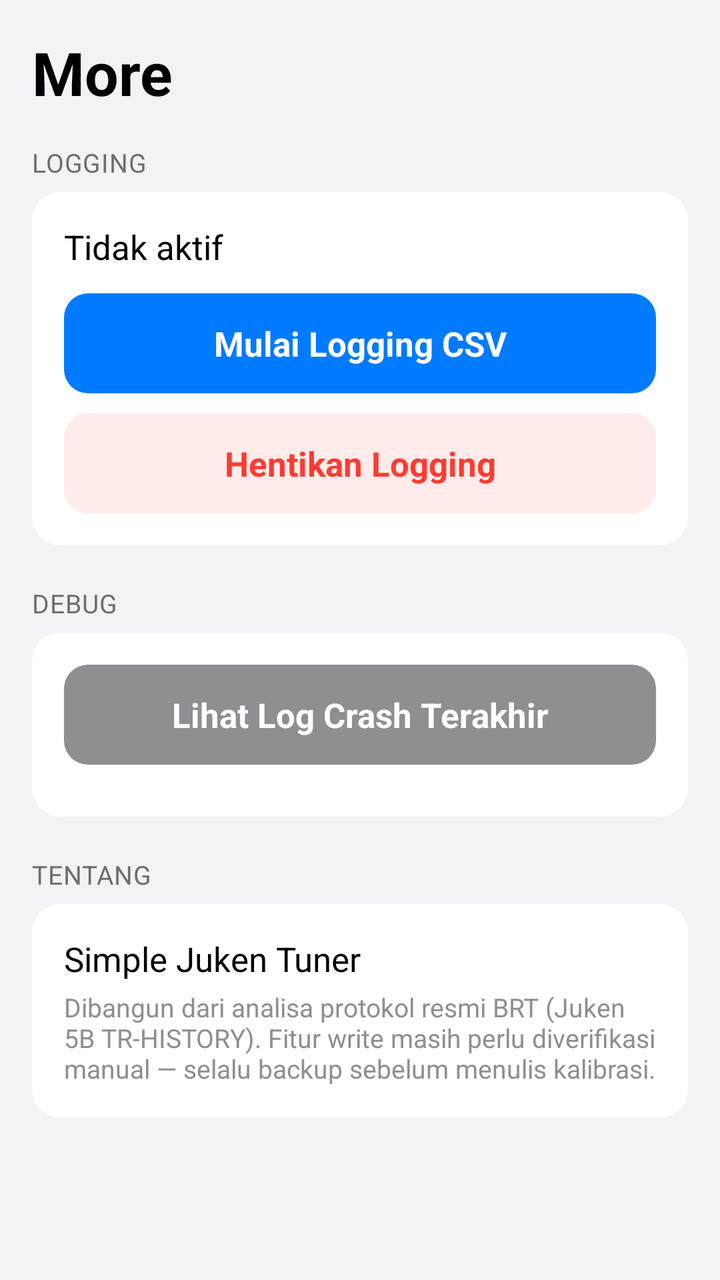
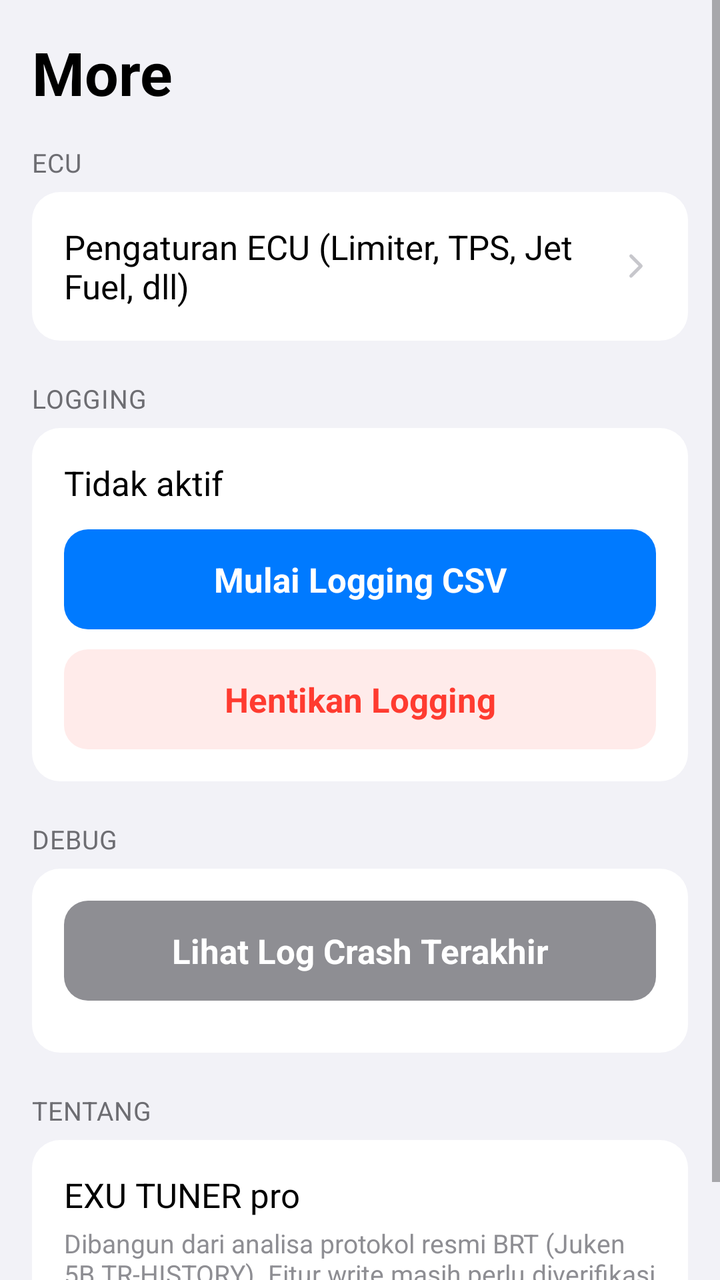

Two renders of the same Android screen: before a commit and after it. Below are the layout's source before the change and the commit's diff.
<!-- AndroidManifest.xml: application theme Theme.SimpleJukenTuner -->
<!-- res/layout/fragment_more.xml -->
<?xml version="1.0" encoding="utf-8"?>
<ScrollView xmlns:android="http://schemas.android.com/apk/res/android"
    android:layout_width="match_parent"
    android:layout_height="match_parent"
    android:background="@color/ios_background">

    <LinearLayout
        android:orientation="vertical"
        android:layout_width="match_parent"
        android:layout_height="wrap_content"
        android:padding="16dp">

        <TextView style="@style/IosLargeTitle" android:text="More" android:paddingBottom="16dp" />

        <TextView style="@style/IosSectionHeader" android:text="Logging" android:paddingBottom="6dp" />
        <LinearLayout
            android:layout_width="match_parent"
            android:layout_height="wrap_content"
            android:orientation="vertical"
            android:background="@drawable/bg_ios_card"
            android:padding="16dp"
            android:layout_marginBottom="20dp">

            <TextView android:id="@+id/loggingStatus" style="@style/IosRowTitle" android:text="Tidak aktif" android:paddingBottom="12dp" />
            <Button android:id="@+id/startLogButton" style="@style/IosButtonPrimary" android:text="Mulai Logging CSV" android:layout_marginBottom="10dp" />
            <Button android:id="@+id/stopLogButton" style="@style/IosButtonDestructive" android:text="Hentikan Logging" />
        </LinearLayout>

        <TextView style="@style/IosSectionHeader" android:text="Debug" android:paddingBottom="6dp" />
        <LinearLayout
            android:layout_width="match_parent"
            android:layout_height="wrap_content"
            android:orientation="vertical"
            android:background="@drawable/bg_ios_card"
            android:padding="16dp"
            android:layout_marginBottom="20dp">

            <Button android:id="@+id/viewCrashLogButton" style="@style/IosButtonPrimary" android:backgroundTint="#8E8E93" android:text="Lihat Log Crash Terakhir" android:layout_marginBottom="10dp" />
            <TextView
                android:id="@+id/crashLogText"
                android:layout_width="match_parent"
                android:layout_height="wrap_content"
                android:visibility="gone"
                android:fontFamily="monospace"
                android:textSize="10sp"
                android:textIsSelectable="true"
                android:textColor="#3A3A3C"
                android:background="@drawable/bg_ios_inset"
                android:padding="10dp"
                android:layout_marginTop="8dp" />
            <Button android:id="@+id/clearCrashLogButton" style="@style/IosButtonDestructive" android:text="Hapus Log Crash" android:layout_marginTop="10dp" android:visibility="gone" />
        </LinearLayout>

        <TextView style="@style/IosSectionHeader" android:text="Tentang" android:paddingBottom="6dp" />
        <LinearLayout
            android:layout_width="match_parent"
            android:layout_height="wrap_content"
            android:orientation="vertical"
            android:background="@drawable/bg_ios_card"
            android:padding="16dp">

            <TextView style="@style/IosRowTitle" android:text="Simple Juken Tuner" android:paddingBottom="4dp" />
            <TextView style="@style/IosCaption" android:text="Dibangun dari analisa protokol resmi BRT (Juken 5B TR-HISTORY). Fitur write masih perlu diverifikasi manual — selalu backup sebelum menulis kalibrasi." />
        </LinearLayout>

    </LinearLayout>
</ScrollView>
<!-- resources referenced by this layout -->
<resources>
  <color name="ios_background">#F2F2F7</color>
  <!-- drawable bg_ios_card (drawable) -->
  <?xml version="1.0" encoding="utf-8"?>
  <shape xmlns:android="http://schemas.android.com/apk/res/android" android:shape="rectangle">
      <solid android:color="@color/ios_card" />
      <corners android:radius="14dp" />
  </shape>
  <!-- drawable bg_ios_inset (drawable) -->
  <?xml version="1.0" encoding="utf-8"?>
  <shape xmlns:android="http://schemas.android.com/apk/res/android" android:shape="rectangle">
      <solid android:color="#F9F9FB" />
      <corners android:radius="10dp" />
      <stroke android:width="1dp" android:color="@color/ios_separator" />
  </shape>
  <style name="IosCaption">
          <item name="android:layout_width">wrap_content</item>
          <item name="android:layout_height">wrap_content</item>
          <item name="android:textSize">13sp</item>
          <item name="android:textColor">@color/ios_label_secondary</item>
      </style>
  <style name="IosLargeTitle">
          <item name="android:layout_width">wrap_content</item>
          <item name="android:layout_height">wrap_content</item>
          <item name="android:textSize">30sp</item>
          <item name="android:textStyle">bold</item>
          <item name="android:textColor">@color/ios_label</item>
      </style>
  <style name="IosRowTitle">
          <item name="android:layout_width">wrap_content</item>
          <item name="android:layout_height">wrap_content</item>
          <item name="android:textSize">17sp</item>
          <item name="android:textColor">@color/ios_label</item>
      </style>
  <style name="IosSectionHeader">
          <item name="android:layout_width">wrap_content</item>
          <item name="android:layout_height">wrap_content</item>
          <item name="android:textSize">13sp</item>
          <item name="android:textAllCaps">true</item>
          <item name="android:textColor">@color/ios_grouped_header</item>
          <item name="android:letterSpacing">0.02</item>
      </style>
  <style name="Theme.SimpleJukenTuner" parent="Theme.MaterialComponents.Light.NoActionBar">
          <item name="android:windowBackground">@color/ios_background</item>
          <item name="android:statusBarColor">@color/ios_background</item>
          <item name="android:windowLightStatusBar">true</item>
          <item name="colorPrimary">@color/ios_blue</item>
          <item name="colorAccent">@color/ios_blue</item>
          <item name="android:fontFamily">sans-serif</item>
      </style>
  <color name="ios_card">#FFFFFF</color>
  <color name="ios_separator">#E5E5EA</color>
  <!-- drawable bg_ios_button_destructive (drawable) -->
  <?xml version="1.0" encoding="utf-8"?>
  <ripple xmlns:android="http://schemas.android.com/apk/res/android" android:color="#33000000">
      <item>
          <shape android:shape="rectangle">
              <solid android:color="#FFEBEA" />
              <corners android:radius="12dp" />
          </shape>
      </item>
  </ripple>
  <color name="ios_red">#FF3B30</color>
  <!-- drawable bg_ios_button_primary (drawable) -->
  <?xml version="1.0" encoding="utf-8"?>
  <ripple xmlns:android="http://schemas.android.com/apk/res/android" android:color="#33FFFFFF">
      <item>
          <shape android:shape="rectangle">
              <solid android:color="@color/ios_blue" />
              <corners android:radius="12dp" />
          </shape>
      </item>
  </ripple>
  <color name="ios_label_secondary">#8E8E93</color>
  <color name="ios_label">#000000</color>
  <color name="ios_grouped_header">#6D6D72</color>
  <color name="ios_blue">#007AFF</color>
</resources>

<!-- the commit's change to res/layout/fragment_more.xml (unified diff, before → after) -->
@@ -11,6 +11,23 @@
         android:padding="16dp">
 
         <TextView style="@style/IosLargeTitle" android:text="More" android:paddingBottom="16dp" />
+
+        <TextView style="@style/IosSectionHeader" android:text="ECU" android:paddingBottom="6dp" />
+        <LinearLayout
+            android:id="@+id/ecuSettingsRow"
+            android:layout_width="match_parent"
+            android:layout_height="wrap_content"
+            android:orientation="horizontal"
+            android:gravity="center_vertical"
+            android:background="@drawable/bg_ios_card"
+            android:padding="16dp"
+            android:layout_marginBottom="20dp"
+            android:clickable="true"
+            android:focusable="true">
+
+            <TextView android:layout_width="0dp" android:layout_weight="1" android:layout_height="wrap_content" style="@style/IosRowTitle" android:text="Pengaturan ECU (Limiter, TPS, Jet Fuel, dll)" />
+            <ImageView android:layout_width="20dp" android:layout_height="20dp" android:src="@drawable/ic_chevron_right" />
+        </LinearLayout>
 
         <TextView style="@style/IosSectionHeader" android:text="Logging" android:paddingBottom="6dp" />
         <LinearLayout
@@ -59,7 +76,7 @@
             android:background="@drawable/bg_ios_card"
             android:padding="16dp">
 
-            <TextView style="@style/IosRowTitle" android:text="Simple Juken Tuner" android:paddingBottom="4dp" />
+            <TextView style="@style/IosRowTitle" android:text="EXU TUNER pro" android:paddingBottom="4dp" />
             <TextView style="@style/IosCaption" android:text="Dibangun dari analisa protokol resmi BRT (Juken 5B TR-HISTORY). Fitur write masih perlu diverifikasi manual — selalu backup sebelum menulis kalibrasi." />
         </LinearLayout>
 
<!-- resource entries referenced after the edit -->
@@ -14,6 +14,12 @@
       <corners android:radius="10dp" />
       <stroke android:width="1dp" android:color="@color/ios_separator" />
   </shape>
+  <!-- drawable ic_chevron_right (drawable) -->
+  <vector xmlns:android="http://schemas.android.com/apk/res/android"
+      android:width="24dp" android:height="24dp" android:viewportWidth="24" android:viewportHeight="24">
+      <path android:pathData="M9,6 L15,12 L9,18" android:strokeColor="#C7C7CC" android:strokeWidth="2"
+          android:strokeLineCap="round" android:strokeLineJoin="round" android:fillColor="#00000000"/>
+  </vector>
   <style name="IosCaption">
           <item name="android:layout_width">wrap_content</item>
           <item name="android:layout_height">wrap_content</item>
